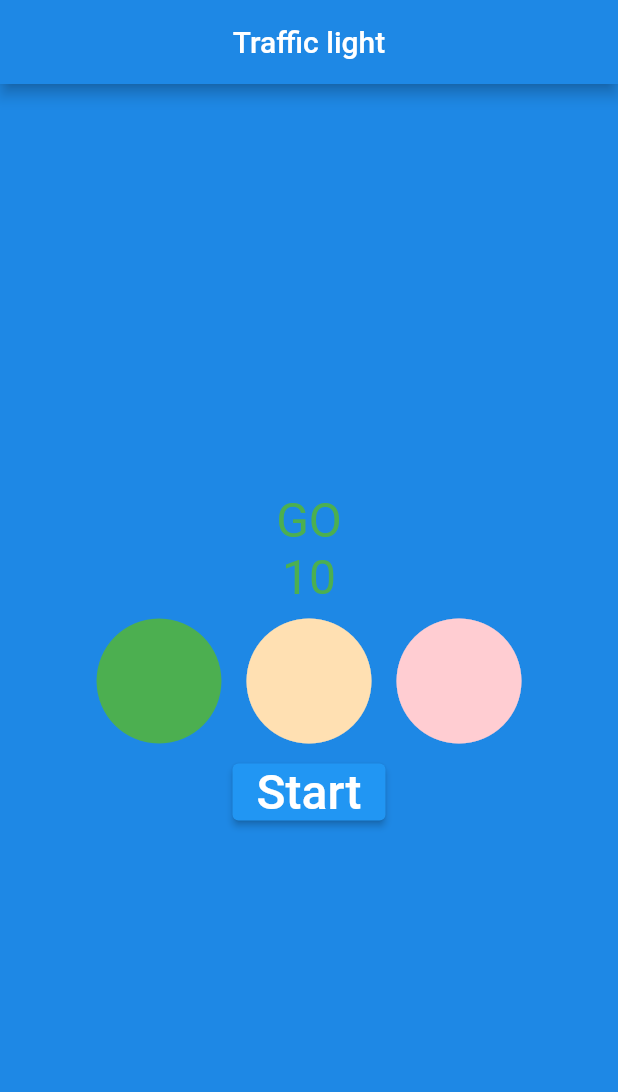
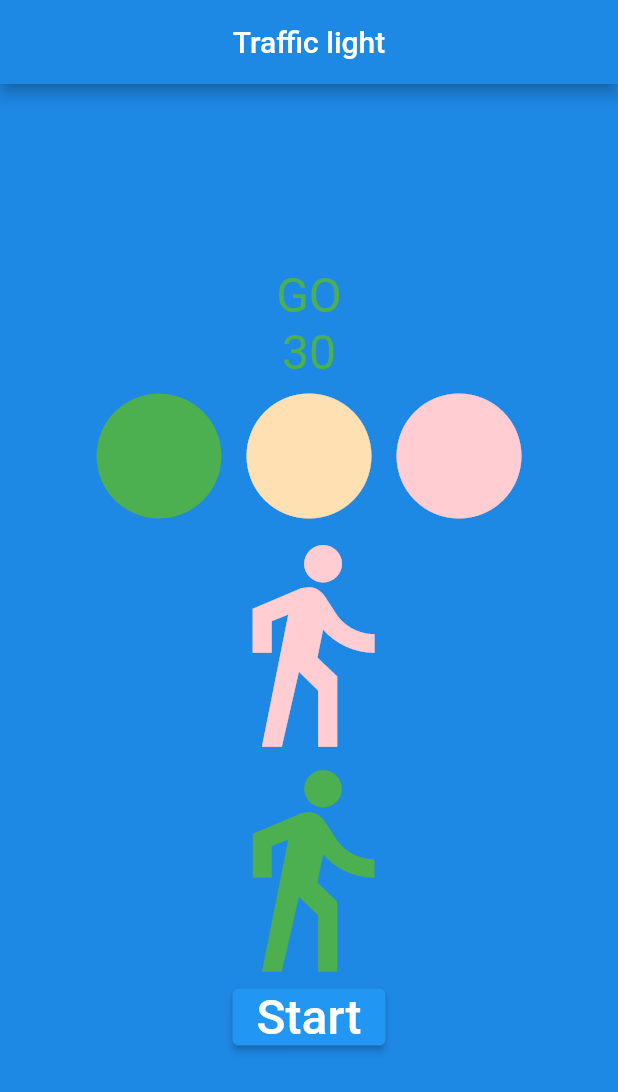
Before and after one commit to BlueKarim/Layout_Flutter, a Flutter app: the screen it shows after launch, on a phone screen of 412 x 824 dp. Shown: the top 1092 px of the screen. Run offline on Flutter 3.47's test engine with Material 2 defaults, Android fonts, the phone set to English and light mode, and no system bars.

Commit message:
finish traffic light

```diff
--- a/lib/main.dart
+++ b/lib/main.dart
@@ -1,9 +1,8 @@
 import 'dart:async';
 import 'package:flutter/material.dart';
-import 'dart:math';
 
 void main() {
-  runApp( MyApp());
+  runApp(const MyApp());
 }
 class MyApp extends StatefulWidget {
   const MyApp({ Key? key }) : super(key: key);
@@ -13,73 +12,71 @@ class MyApp extends StatefulWidget {
 }
 
 class _MyAppState extends State<MyApp> {
-  String light = 'GREEN';
+  String light = 'green';
   String instruction = 'GO';
   Color? instructionColor = Colors.green[500];
-  int _counter = 10;
-  Timer? _timer;
-  int num = 100;
-  String textbutton = 'Start';
+  int _counter = 30;
+  String textButton = 'Start';
+  Timer? timer;
 
-  @override
   void initState(){
-    light = 'GREEN';
+    light = 'green';
     instruction = 'GO';
     instructionColor = Colors.green[500];
+    _counter = 30;
     super.initState();
   }
-  void _startTimer(){
-    if(textbutton == 'Start')
+  void Start(){
+    if(textButton == 'Start' )
     {
-      textbutton = 'Stop';
-      _timer = Timer.periodic(Duration(seconds: 1), (timer) {
+      textButton = 'Stop';
+      timer = Timer.periodic(Duration(seconds: 1), (timer) {
         setState(() {
-        if(_counter>0){
+          if(_counter >0)
+          {
             _counter--;
           }
-        else{
-          setState(() {
-            if(light == 'GREEN'){
-            light == 'YELLOW';
+          else
+          {
+            if(light == 'green')
+            {
+              light = 'yellow';
               instruction = 'SLOW';
               instructionColor = Colors.yellow[500];
               _counter = 3;
             }
-          else if(light == 'YELLOW'){
-            light == 'RED';
+            else if(light == 'yellow')
+            {
+              light = 'red';
               instruction = 'STOP!';
               instructionColor = Colors.red[500];
               _counter = 15;
             }
-          else{
-            light == 'GREEN';
+            else
+            {
+              light = 'green';
               instruction = 'GO';
               instructionColor = Colors.green[500];
-            _counter = 10;
+              _counter = 30;
             }
-          });
           }
         });
        });
     }
-    else if (textbutton == 'Stop')
+    else
     {
-      textbutton = 'Start';
-      _stopTimer();
+      textButton = 'Start';
+      timer?.cancel();
     }
   }
-  void _stopTimer(){
-    _timer?.cancel();
-  }
   int turnOnLight(String lightactive){
-    if(light == lightactive){
+    int num = 100;
+    if (light ==lightactive){
       num = 500;
-    }
-    else{
-      num = 100;
     }
     return num;
   }
+  @override
   Widget build(BuildContext context) {
     return MaterialApp(
       title: "Traffic light",
@@ -114,24 +111,38 @@ class _MyAppState extends State<MyApp> {
                   Icon(
                     Icons.circle,
                     size: 100,
-                    color: Colors.green[turnOnLight('GREEN')],
+                    color: Colors.green[turnOnLight('green')],
                   ),
                   Icon(
                     Icons.circle,
                     size: 100,
-                    color: Colors.orange[turnOnLight('YELLOW')],
+                    color: Colors.orange[turnOnLight('yellow')],
                   ),
                   Icon(
                     Icons.circle,
                     size: 100,
-                    color: Colors.red[turnOnLight('RED')],
+                    color: Colors.red[turnOnLight('red')],
+                  )
+                ],
+              ),
+              Column(
+                children: [
+                  Icon(
+                    Icons.directions_walk,
+                    size: 150,
+                    color: Colors.red[turnOnLight('red')],
+                  ),
+                  Icon(
+                    Icons.directions_walk,
+                    size: 150,
+                    color: Colors.green[(turnOnLight('green'))],
                   )
                 ],
               ),
               ElevatedButton(
-                onPressed: _startTimer,
+                onPressed: Start,
                 child: Text(
-                  textbutton,
+                  textButton,
                   style: TextStyle(
                     fontSize: 32,
                     color: Colors.white,
```
Lines whose indentation alone changed are shown as unchanged.
